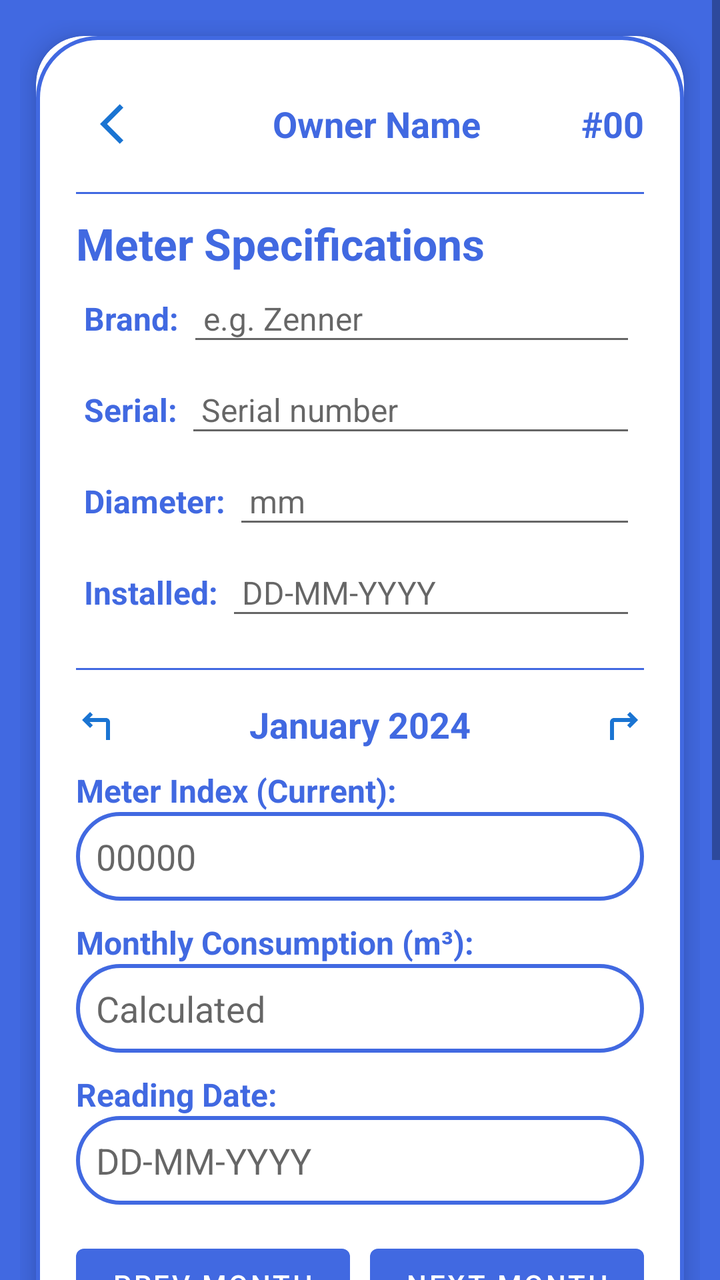
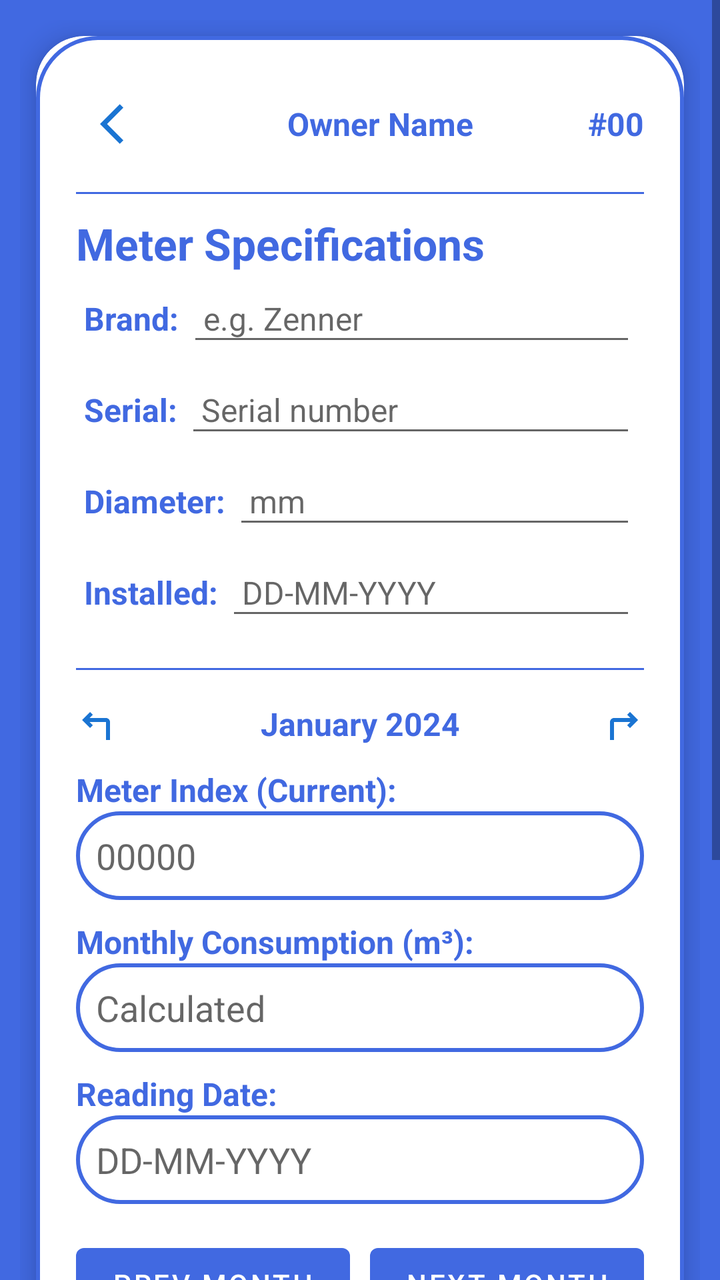

An Android layout rendered at two revisions. The XML below is the earlier revision; the diff shows what the commit changed to produce the second picture.
<!-- AndroidManifest.xml: application theme Theme.SmartWaterAIForecasting -->
<!-- res/layout/activity_meter_reading.xml -->
<?xml version="1.0" encoding="utf-8"?>
<LinearLayout xmlns:android="http://schemas.android.com/apk/res/android"
    xmlns:app="http://schemas.android.com/apk/res-auto"
    xmlns:tools="http://schemas.android.com/tools"
    android:layout_width="match_parent"
    android:layout_height="match_parent"
    android:orientation="vertical"
    android:background="@color/RoyalBlue"
    tools:context=".MeterReadingActivity">

    <ScrollView
        android:layout_width="match_parent"
        android:layout_height="match_parent"
        android:fillViewport="true">

        <LinearLayout
            android:layout_width="match_parent"
            android:layout_height="wrap_content"
            android:orientation="vertical"
            android:padding="10dp"
            android:gravity="center_horizontal">

            <androidx.cardview.widget.CardView
                android:layout_width="match_parent"
                android:layout_height="wrap_content"
                android:layout_margin="8dp"
                app:cardCornerRadius="24dp"
                app:cardElevation="8dp">

                <LinearLayout
                    android:layout_width="match_parent"
                    android:layout_height="wrap_content"
                    android:orientation="vertical"
                    android:padding="20dp"
                    android:background="@drawable/border">

                    <LinearLayout
                        android:layout_width="match_parent"
                        android:layout_height="wrap_content"
                        android:gravity="center_vertical"
                        android:orientation="horizontal">

                        <ImageButton
                            android:id="@+id/backButton"
                            android:layout_width="48dp"
                            android:layout_height="48dp"
                            android:background="?android:attr/selectableItemBackground"
                            android:src="@drawable/back_button_image" />

                        <TextView
                            android:id="@+id/ownerNameTextView"
                            android:layout_width="0dp"
                            android:layout_height="wrap_content"
                            android:layout_weight="1"
                            android:text="Owner Name"
                            android:textAlignment="center"
                            android:textColor="@color/RoyalBlue"
                            android:textSize="18sp"
                            android:textStyle="bold" />

                        <TextView
                            android:id="@+id/houseNumberTextView"
                            android:layout_width="wrap_content"
                            android:layout_height="wrap_content"
                            android:text="#00"
                            android:textColor="@color/RoyalBlue"
                            android:textSize="18sp"
                            android:textStyle="bold" />
                    </LinearLayout>

                    <View style="@style/Divider" android:layout_marginTop="10dp" android:layout_marginBottom="10dp"/>

                    <TextView
                        android:id="@+id/anomalyWarningTextView"
                        android:layout_width="match_parent"
                        android:layout_height="wrap_content"
                        android:background="#FFE0E0"
                        android:padding="8dp"
                        android:layout_marginBottom="10dp"
                        android:text="⚠ Potential Leak Detected!"
                        android:textColor="#D32F2F"
                        android:textSize="14sp"
                        android:textStyle="bold"
                        android:visibility="gone" />

                    <TextView
                        android:layout_width="match_parent"
                        android:layout_height="wrap_content"
                        android:text="Meter Specifications"
                        android:textColor="@color/RoyalBlue"
                        android:textSize="22sp"
                        android:textStyle="bold" />

                    <LinearLayout style="@style/InputRow">
                        <TextView style="@style/LabelText" android:text="Brand: " />
                        <EditText android:id="@+id/brandEditText" style="@style/InputFields" android:hint="e.g. Zenner" />
                    </LinearLayout>
                    <LinearLayout style="@style/InputRow">
                        <TextView style="@style/LabelText" android:text="Serial: " />
                        <EditText android:id="@+id/serialEditText" style="@style/InputFields" android:hint="Serial number" android:inputType="number" />
                    </LinearLayout>
                    <LinearLayout style="@style/InputRow">
                        <TextView style="@style/LabelText" android:text="Diameter: " />
                        <EditText android:id="@+id/diameterEditText" style="@style/InputFields" android:hint="mm" android:inputType="number" />
                    </LinearLayout>
                    <LinearLayout style="@style/InputRow">
                        <TextView style="@style/LabelText" android:text="Installed: " />
                        <EditText android:id="@+id/installationDateEditText" style="@style/InputFields" android:hint="DD-MM-YYYY" />
                    </LinearLayout>

                    <View style="@style/Divider" android:layout_marginTop="15dp" android:layout_marginBottom="15dp" />

                    <LinearLayout android:layout_width="match_parent" android:layout_height="wrap_content" android:gravity="center" android:orientation="horizontal">
                        <ImageButton android:id="@+id/previousYearButton" android:layout_width="wrap_content" android:layout_height="wrap_content" android:background="?android:attr/selectableItemBackground" android:src="@drawable/baseline_turn_left_24" />
                        <TextView android:id="@+id/currentDateTextView" android:layout_width="0dp" android:layout_height="wrap_content" android:layout_weight="1" android:text="January 2024" android:textAlignment="center" android:textColor="@color/RoyalBlue" android:textSize="18sp" android:textStyle="bold" />
                        <ImageButton android:id="@+id/nextYearButton" android:layout_width="wrap_content" android:layout_height="wrap_content" android:background="?android:attr/selectableItemBackground" android:src="@drawable/baseline_turn_right_24" />
                    </LinearLayout>

                    <TextView style="@style/LabelText" android:text="Meter Index (Current):" android:layout_marginTop="10dp"/>
                    <EditText android:id="@+id/meterIndexEditText" android:layout_width="match_parent" android:layout_height="wrap_content" android:background="@drawable/border" android:hint="00000" android:inputType="number" android:padding="10dp" />

                    <TextView style="@style/LabelText" android:text="Monthly Consumption (m³):" android:layout_marginTop="10dp"/>
                    <EditText android:id="@+id/consumptionEditText" android:layout_width="match_parent" android:layout_height="wrap_content" android:background="@drawable/border" android:hint="Calculated" android:inputType="numberDecimal" android:padding="10dp" />

                    <TextView style="@style/LabelText" android:text="Reading Date:" android:layout_marginTop="10dp"/>
                    <EditText android:id="@+id/readingDateEditText" android:layout_width="match_parent" android:layout_height="wrap_content" android:background="@drawable/border" android:hint="DD-MM-YYYY" android:padding="10dp" android:focusable="false" android:clickable="true" />

                    <LinearLayout android:layout_width="match_parent" android:layout_height="wrap_content" android:layout_marginTop="16dp" android:orientation="horizontal">
                        <Button android:id="@+id/prevMonthButton" android:layout_width="0dp" android:layout_height="wrap_content" android:layout_weight="1" android:layout_marginEnd="5dp" android:text="Prev Month" />
                        <Button android:id="@+id/nextMonthButton" android:layout_width="0dp" android:layout_height="wrap_content" android:layout_weight="1" android:layout_marginStart="5dp" android:text="Next Month" />
                    </LinearLayout>

                    <LinearLayout android:layout_width="match_parent" android:layout_height="wrap_content" android:layout_marginTop="16dp" android:gravity="center" android:orientation="horizontal">
                        <ImageButton android:id="@+id/editModeButton" android:layout_width="55dp" android:layout_height="55dp" android:background="@drawable/baseline_edit_note_24" />
                        <ImageButton android:id="@+id/cameraOcrButton" android:layout_width="55dp" android:layout_height="55dp" android:layout_marginHorizontal="20dp" android:background="@drawable/baseline_photo_camera_24" />
                        <ImageButton android:id="@+id/runAnalyticsButton" android:layout_width="55dp" android:layout_height="55dp" android:background="@drawable/baseline_calculate_24" />
                    </LinearLayout>

                </LinearLayout>
            </androidx.cardview.widget.CardView>

            <androidx.cardview.widget.CardView
                android:id="@+id/cardAI"
                android:layout_width="match_parent"
                android:layout_height="wrap_content"
                android:layout_marginHorizontal="8dp"
                android:layout_marginBottom="20dp"
                android:layout_marginTop="10dp"
                app:cardCornerRadius="18dp"
                app:cardElevation="8dp"
                app:cardBackgroundColor="#F8FBFF">

                <LinearLayout
                    android:layout_width="match_parent"
                    android:layout_height="wrap_content"
                    android:orientation="vertical"
                    android:padding="18dp">

                    <TextView
                        android:layout_width="wrap_content"
                        android:layout_height="wrap_content"
                        android:text="🤖 ANALIZĂ SMARTWATER AI"
                        android:textColor="@color/RoyalBlue"
                        android:textSize="12sp"
                        android:textStyle="bold"
                        android:letterSpacing="0.1" />

                    <View
                        android:id="@+id/aiDividerView"
                        android:layout_width="45dp"
                        android:layout_height="3dp"
                        android:background="@color/RoyalBlue"
                        android:layout_marginTop="6dp"
                        android:layout_marginBottom="12dp"/>

                    <LinearLayout
                        android:layout_width="match_parent"
                        android:layout_height="wrap_content"
                        android:orientation="horizontal"
                        android:gravity="center_vertical">

                        <TextView
                            android:id="@+id/textPrediction"
                            android:layout_width="0dp"
                            android:layout_height="wrap_content"
                            android:layout_weight="1"
                            android:text="Se analizează datele..."
                            android:textSize="17sp"
                            android:textStyle="bold"
                            android:textColor="#222222" />

                        <ImageButton
                            android:id="@+id/btnShowChart"
                            android:layout_width="45dp"
                            android:layout_height="45dp"
                            android:background="?android:attr/selectableItemBackgroundBorderless"
                            android:src="@android:drawable/ic_menu_sort_by_size"
                            app:tint="@color/RoyalBlue" />
                    </LinearLayout>

                    <TextView
                        android:id="@+id/textAIStatus"
                        android:layout_width="wrap_content"
                        android:layout_height="wrap_content"
                        android:layout_marginTop="10dp"
                        android:text="Status: Calculare trend..."
                        android:textSize="14sp"
                        android:textColor="#555555" />
                    <Button
                        android:id="@+id/btnVerifyAI"
                        android:layout_width="wrap_content"
                        android:layout_height="35dp"
                        android:layout_gravity="end"
                        android:layout_marginTop="10dp"
                        android:backgroundTint="@color/RoyalBlue"
                        android:text="Validare Consum"
                        android:textSize="10sp"
                        android:visibility="gone" />
                </LinearLayout>
            </androidx.cardview.widget.CardView>

        </LinearLayout>
    </ScrollView>
</LinearLayout>
<!-- resources referenced by this layout -->
<resources>
  <color name="RoyalBlue">#4169E1</color>
  <!-- drawable back_button_image (drawable) -->
  <vector android:autoMirrored="true" android:height="24dp"
      android:tint="#1A74D2" android:viewportHeight="24"
      android:viewportWidth="24" android:width="24dp" xmlns:android="http://schemas.android.com/apk/res/android">
      <path android:fillColor="@android:color/white" android:pathData="M11.67,3.87L9.9,2.1 0,12l9.9,9.9 1.77,-1.77L3.54,12z"/>
  </vector>
  <!-- drawable baseline_edit_note_24 (drawable) -->
  <vector android:height="24dp" android:tint="#1A74D2"
      android:viewportHeight="24" android:viewportWidth="24"
      android:width="24dp" xmlns:android="http://schemas.android.com/apk/res/android">
      <path android:fillColor="@android:color/white" android:pathData="M3,10h11v2H3V10zM3,8h11V6H3V8zM3,16h7v-2H3V16zM18.01,12.87l0.71,-0.71c0.39,-0.39 1.02,-0.39 1.41,0l0.71,0.71c0.39,0.39 0.39,1.02 0,1.41l-0.71,0.71L18.01,12.87zM17.3,13.58l-5.3,5.3V21h2.12l5.3,-5.3L17.3,13.58z"/>
  </vector>
  <!-- drawable baseline_turn_left_24 (drawable) -->
  <vector android:height="24dp" android:tint="#1A74D2"
      android:viewportHeight="24" android:viewportWidth="24"
      android:width="24dp" xmlns:android="http://schemas.android.com/apk/res/android">
      <path android:fillColor="@android:color/white" android:pathData="M6.83,11l1.59,1.59L7,14l-4,-4l4,-4l1.41,1.41L6.83,9L15,9c1.1,0 2,0.9 2,2v9h-2v-9L6.83,11z"/>
  </vector>
  <!-- drawable baseline_turn_right_24 (drawable) -->
  <vector android:height="24dp" android:tint="#1A74D2"
      android:viewportHeight="24" android:viewportWidth="24"
      android:width="24dp" xmlns:android="http://schemas.android.com/apk/res/android">
      <path android:fillColor="@android:color/white" android:pathData="M17.17,11l-1.59,1.59L17,14l4,-4l-4,-4l-1.41,1.41L17.17,9L9,9c-1.1,0 -2,0.9 -2,2v9h2v-9L17.17,11z"/>
  </vector>
  <!-- drawable border (drawable) -->
  <?xml version="1.0" encoding="utf-8"?>
  <shape xmlns:android="http://schemas.android.com/apk/res/android"
      android:shape="rectangle">
  
      <stroke
          android:width="2dp"
          android:color="@color/RoyalBlue"/>
      <corners
          android:radius="30dp"/>
  </shape>
  <style name="Divider">
          <item name="android:layout_width">match_parent</item>
          <item name="android:layout_height">1dp</item>
          <item name="android:layout_marginTop">8dp</item>
          <item name="android:layout_marginBottom">8dp</item>
          <item name="android:background">@color/RoyalBlue</item>
      </style>
  <style name="InputFields">
          <item name="android:layout_weight">1</item>
          <item name="android:layout_width">0dp</item>
          <item name="android:layout_height">wrap_content</item>
          <item name="android:textSize">16sp</item>
          <item name="android:padding">8dp</item>
      </style>
  <style name="InputRow">
          <item name="android:layout_width">match_parent</item>
          <item name="android:layout_height">wrap_content</item>
          <item name="android:orientation">horizontal</item>
          <item name="android:padding">4dp</item>
      </style>
  <style name="LabelText">
          <item name="android:layout_width">wrap_content</item>
          <item name="android:layout_height">wrap_content</item>
          <item name="android:textColor">@color/RoyalBlue</item>
          <item name="android:textSize">16sp</item>
          <item name="android:textStyle">bold</item>
      </style>
  <style name="Theme.SmartWaterAIForecasting" parent="Theme.MaterialComponents.DayNight.NoActionBar">
          <item name="colorPrimary">@color/RoyalBlue</item>
          ...
      </style>
  <!-- unchanged entries left out for length: 2 -->
</resources>

<!-- the commit's change to res/layout/activity_meter_reading.xml (unified diff, before → after) -->
@@ -55,7 +55,9 @@
                             android:text="Owner Name"
                             android:textAlignment="center"
                             android:textColor="@color/RoyalBlue"
-                            android:textSize="18sp"
+                            android:textSize="16sp"
+                            android:maxLines="1"
+                            android:ellipsize="end"
                             android:textStyle="bold" />
 
                         <TextView
@@ -64,7 +66,9 @@
                             android:layout_height="wrap_content"
                             android:text="#00"
                             android:textColor="@color/RoyalBlue"
-                            android:textSize="18sp"
+                            android:textSize="16sp"
+                            android:maxLines="1"
+                            android:ellipsize="end"
                             android:textStyle="bold" />
                     </LinearLayout>
 
@@ -112,7 +116,7 @@
 
                     <LinearLayout android:layout_width="match_parent" android:layout_height="wrap_content" android:gravity="center" android:orientation="horizontal">
                         <ImageButton android:id="@+id/previousYearButton" android:layout_width="wrap_content" android:layout_height="wrap_content" android:background="?android:attr/selectableItemBackground" android:src="@drawable/baseline_turn_left_24" />
-                        <TextView android:id="@+id/currentDateTextView" android:layout_width="0dp" android:layout_height="wrap_content" android:layout_weight="1" android:text="January 2024" android:textAlignment="center" android:textColor="@color/RoyalBlue" android:textSize="18sp" android:textStyle="bold" />
+                        <TextView android:id="@+id/currentDateTextView" android:layout_width="0dp" android:layout_height="wrap_content" android:layout_weight="1" android:text="January 2024" android:textAlignment="center" android:textColor="@color/RoyalBlue" android:textSize="16sp" android:maxLines="1" android:ellipsize="end" android:textStyle="bold" />
                         <ImageButton android:id="@+id/nextYearButton" android:layout_width="wrap_content" android:layout_height="wrap_content" android:background="?android:attr/selectableItemBackground" android:src="@drawable/baseline_turn_right_24" />
                     </LinearLayout>
 
